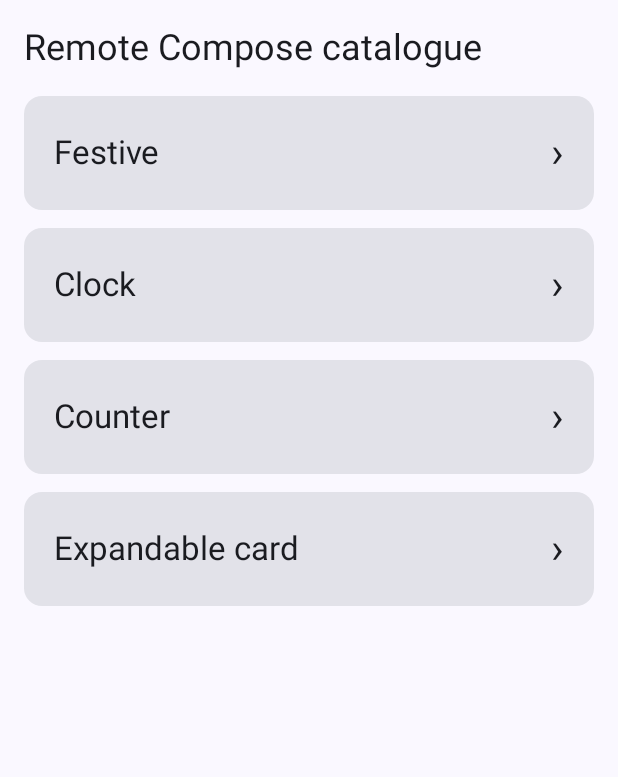
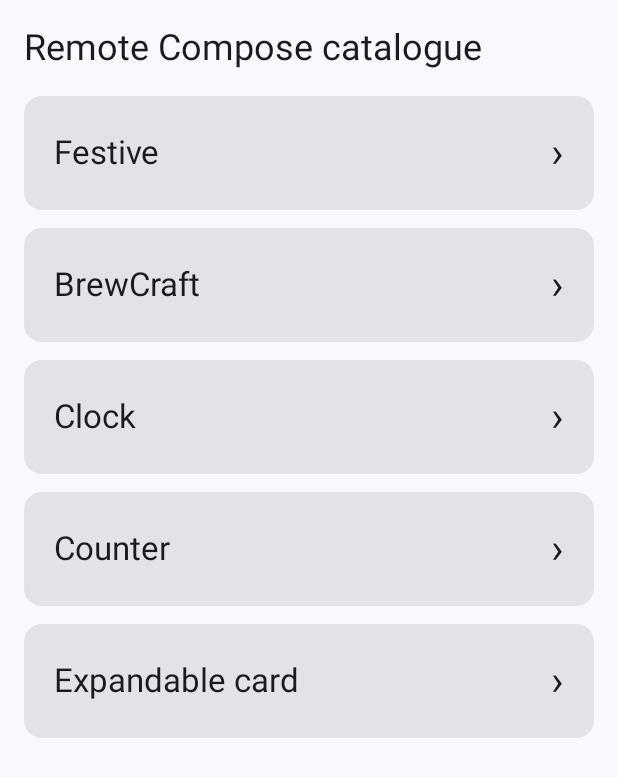
Before and after one commit to sDevPrem/r-compose-demo, an Android app built with Jetpack Compose: the screen it shows after launch (MainActivity), on a phone screen of 412 x 824 dp. Shown: the top 777 px of the screen. Run offline under Robolectric (Android 15) with nearby library versions, the phone set to English and light mode, and no system bars; libraries missing offline, so code that uses them is left out: androidx.compose.remote.

Commit message:
feat: add brewcraft

```diff
--- a/app/src/main/java/com/sdevprem/remotecomposedemo/MainActivity.kt
+++ b/app/src/main/java/com/sdevprem/remotecomposedemo/MainActivity.kt
@@ -67,6 +67,7 @@ data class RemoteCatalogueItem(
 
 private val catalogueItems = listOf(
     RemoteCatalogueItem(endpoint = "/festive", screenName = "Festive"),
+    RemoteCatalogueItem(endpoint = "/brewcraft", screenName = "BrewCraft"),
     RemoteCatalogueItem(endpoint = "/clock", screenName = "Clock"),
     RemoteCatalogueItem(endpoint = "/counter", screenName = "Counter"),
     RemoteCatalogueItem(endpoint = "/expandable-card", screenName = "Expandable card"),
```
